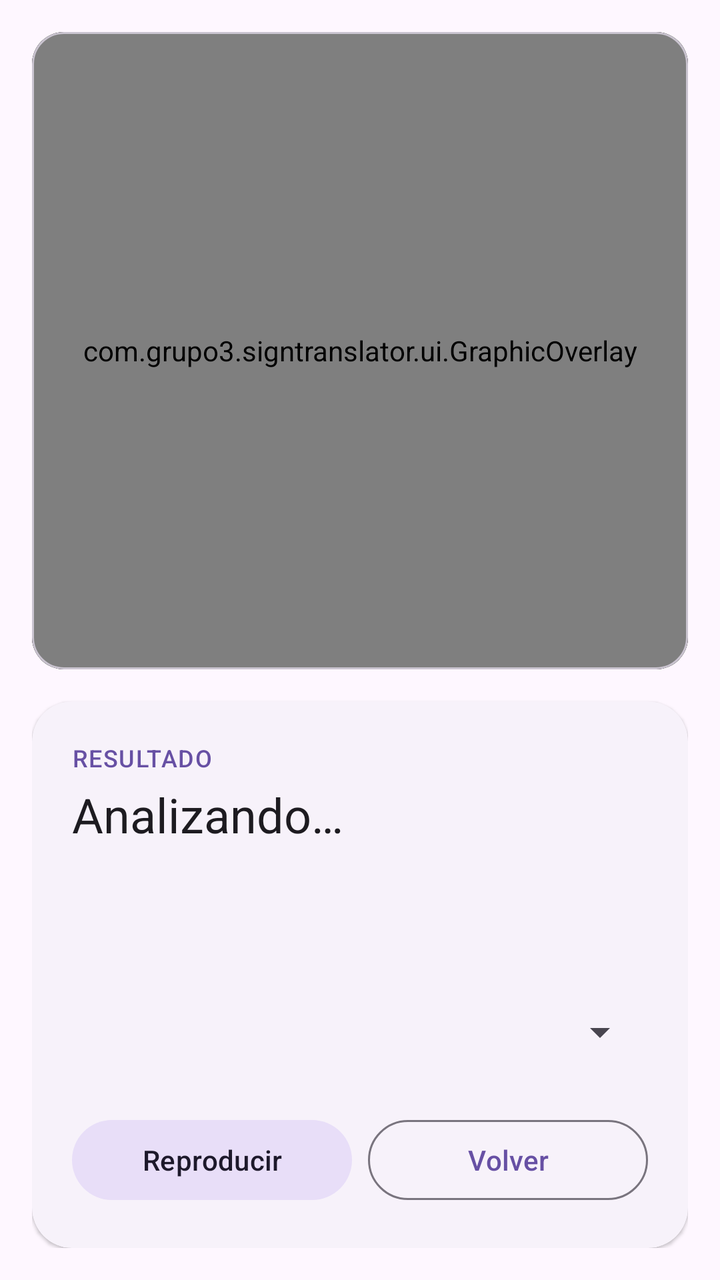
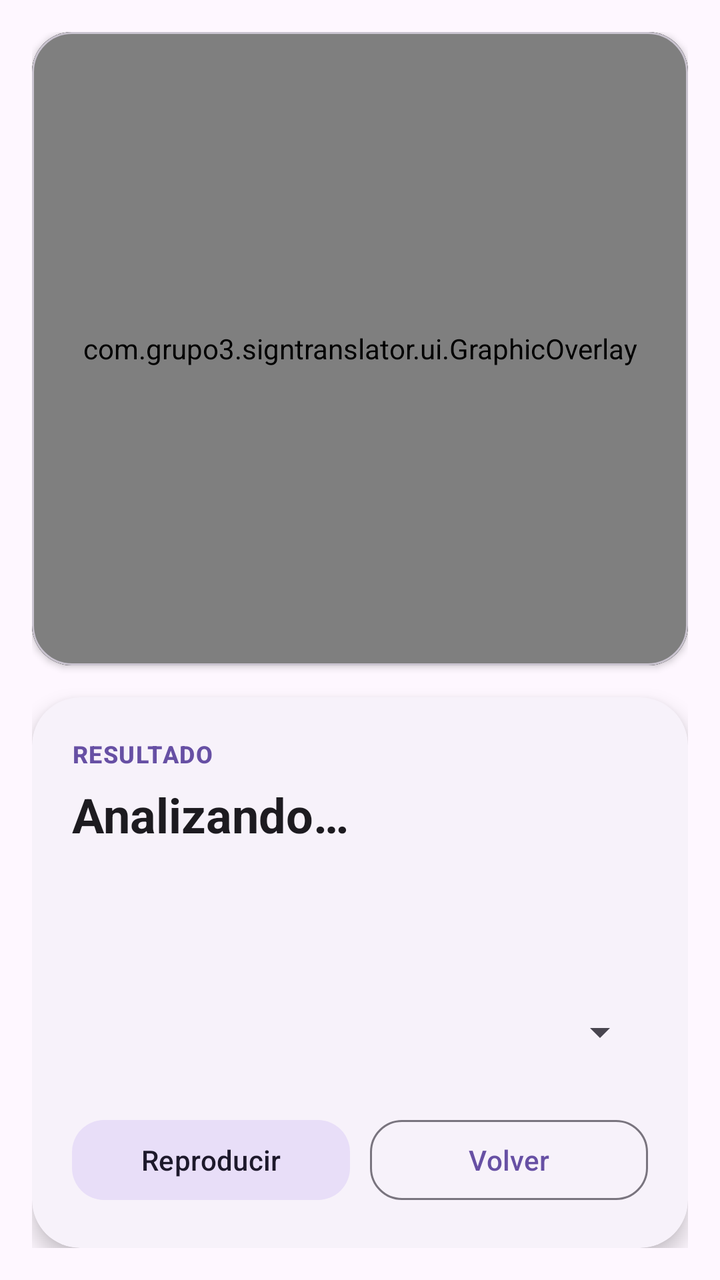

Screens rendered from an Android XML layout before and after an edit, with the pre-edit source and the edit as a unified diff.
<!-- AndroidManifest.xml: application theme Theme.SignTranslator -->
<!-- res/layout/activity_static_analysis.xml -->
<?xml version="1.0" encoding="utf-8"?>
<LinearLayout xmlns:android="http://schemas.android.com/apk/res/android"
    xmlns:app="http://schemas.android.com/apk/res-auto"
    android:layout_width="match_parent"
    android:layout_height="match_parent"
    android:orientation="vertical"
    android:padding="16dp">

    
    <com.google.android.material.card.MaterialCardView
        style="@style/Widget.Material3.CardView.Outlined"
        android:layout_width="match_parent"
        android:layout_height="0dp"
        android:layout_weight="1"
        app:cardCornerRadius="16dp">

        <FrameLayout
            android:layout_width="match_parent"
            android:layout_height="match_parent"
            android:background="@color/black">

            <ImageView
                android:id="@+id/ivPhoto"
                android:layout_width="match_parent"
                android:layout_height="match_parent"
                android:contentDescription="@string/static_title"
                android:scaleType="fitCenter" />

            <com.grupo3.signtranslator.ui.GraphicOverlay
                android:id="@+id/graphicOverlay"
                android:layout_width="match_parent"
                android:layout_height="match_parent" />

            <ProgressBar
                android:id="@+id/progress"
                android:layout_width="wrap_content"
                android:layout_height="wrap_content"
                android:layout_gravity="center"
                android:visibility="gone" />
        </FrameLayout>
    </com.google.android.material.card.MaterialCardView>

    
    <com.google.android.material.card.MaterialCardView
        style="@style/Widget.Material3.CardView.Elevated"
        android:layout_width="match_parent"
        android:layout_height="wrap_content"
        android:layout_marginTop="16dp"
        app:cardCornerRadius="20dp">

        <LinearLayout
            android:layout_width="match_parent"
            android:layout_height="wrap_content"
            android:orientation="vertical"
            android:padding="20dp">

            <TextView
                android:layout_width="wrap_content"
                android:layout_height="wrap_content"
                android:text="@string/static_label"
                android:textAppearance="?attr/textAppearanceLabelMedium"
                android:textColor="?attr/colorPrimary" />

            <TextView
                android:id="@+id/tvExercise"
                android:layout_width="match_parent"
                android:layout_height="wrap_content"
                android:layout_marginTop="4dp"
                android:text="@string/static_analyzing"
                android:textAppearance="?attr/textAppearanceHeadlineSmall" />

            <TextView
                android:id="@+id/tvDetail"
                android:layout_width="match_parent"
                android:layout_height="wrap_content"
                android:layout_marginTop="8dp"
                android:textAppearance="?attr/textAppearanceBodyMedium" />

            <TextView
                android:id="@+id/tvFeedback"
                android:layout_width="match_parent"
                android:layout_height="wrap_content"
                android:layout_marginTop="8dp"
                android:textAppearance="?attr/textAppearanceBodyLarge" />

            <Spinner
                android:id="@+id/spinnerExercise"
                android:layout_width="match_parent"
                android:layout_height="wrap_content"
                android:layout_marginTop="12dp"
                android:minHeight="48dp" />

            <LinearLayout
                android:layout_width="match_parent"
                android:layout_height="wrap_content"
                android:layout_marginTop="16dp"
                android:orientation="horizontal">

                <com.google.android.material.button.MaterialButton
                    android:id="@+id/btnSpeak"
                    style="@style/Widget.Material3.Button.TonalButton"
                    android:layout_width="0dp"
                    android:layout_height="wrap_content"
                    android:layout_weight="1"
                    android:text="@string/btn_speak" />

                <com.google.android.material.button.MaterialButton
                    android:id="@+id/btnClose"
                    style="@style/Widget.Material3.Button.OutlinedButton"
                    android:layout_width="0dp"
                    android:layout_height="wrap_content"
                    android:layout_marginStart="8dp"
                    android:layout_weight="1"
                    android:text="@string/btn_close" />
            </LinearLayout>
        </LinearLayout>
    </com.google.android.material.card.MaterialCardView>

</LinearLayout>
<!-- resources referenced by this layout -->
<resources>
  <color name="black">#FF000000</color>
  <string name="btn_close">Volver</string>
  <string name="btn_speak">Reproducir</string>
  <string name="static_analyzing">Analizando…</string>
  <string name="static_label">RESULTADO</string>
  <string name="static_title">Análisis de postura</string>
  <style name="Theme.SignTranslator" parent="Theme.Material3.DayNight">
          <item name="colorPrimary">@color/purple_primary</item>
          <item name="colorOnPrimary">@color/purple_on_primary</item>
          <item name="colorPrimaryContainer">@color/purple_container</item>
          <item name="colorOnPrimaryContainer">@color/purple_on_container</item>
          <item name="colorSecondary">@color/purple_secondary</item>
      </style>
  <color name="purple_primary">#6750A4</color>
  <color name="purple_on_primary">#FFFFFFFF</color>
  <color name="purple_container">#EADDFF</color>
  <color name="purple_on_container">#21005D</color>
  <color name="purple_secondary">#625B71</color>
</resources>

<!-- the commit's change to res/layout/activity_static_analysis.xml (unified diff, before → after) -->
@@ -12,7 +12,8 @@
         android:layout_width="match_parent"
         android:layout_height="0dp"
         android:layout_weight="1"
-        app:cardCornerRadius="16dp">
+        app:cardCornerRadius="20dp"
+        app:cardElevation="2dp">
 
         <FrameLayout
             android:layout_width="match_parent"
@@ -46,7 +47,8 @@
         android:layout_width="match_parent"
         android:layout_height="wrap_content"
         android:layout_marginTop="16dp"
-        app:cardCornerRadius="20dp">
+        app:cardCornerRadius="24dp"
+        app:cardElevation="6dp">
 
         <LinearLayout
             android:layout_width="match_parent"
@@ -59,15 +61,17 @@
                 android:layout_height="wrap_content"
                 android:text="@string/static_label"
                 android:textAppearance="?attr/textAppearanceLabelMedium"
-                android:textColor="?attr/colorPrimary" />
+                android:textColor="?attr/colorPrimary"
+                android:textStyle="bold" />
 
             <TextView
                 android:id="@+id/tvExercise"
                 android:layout_width="match_parent"
                 android:layout_height="wrap_content"
-                android:layout_marginTop="4dp"
+                android:layout_marginTop="6dp"
                 android:text="@string/static_analyzing"
-                android:textAppearance="?attr/textAppearanceHeadlineSmall" />
+                android:textAppearance="?attr/textAppearanceHeadlineSmall"
+                android:textStyle="bold" />
 
             <TextView
                 android:id="@+id/tvDetail"
@@ -81,7 +85,8 @@
                 android:layout_width="match_parent"
                 android:layout_height="wrap_content"
                 android:layout_marginTop="8dp"
-                android:textAppearance="?attr/textAppearanceBodyLarge" />
+                android:textAppearance="?attr/textAppearanceBodyLarge"
+                android:textStyle="medium" />
 
             <Spinner
                 android:id="@+id/spinnerExercise"
@@ -100,18 +105,20 @@
                     android:id="@+id/btnSpeak"
                     style="@style/Widget.Material3.Button.TonalButton"
                     android:layout_width="0dp"
-                    android:layout_height="wrap_content"
+                    android:layout_height="48dp"
                     android:layout_weight="1"
-                    android:text="@string/btn_speak" />
+                    android:text="@string/btn_speak"
+                    app:cornerRadius="16dp" />
 
                 <com.google.android.material.button.MaterialButton
                     android:id="@+id/btnClose"
                     style="@style/Widget.Material3.Button.OutlinedButton"
                     android:layout_width="0dp"
-                    android:layout_height="wrap_content"
-                    android:layout_marginStart="8dp"
+                    android:layout_height="48dp"
+                    android:layout_marginStart="10dp"
                     android:layout_weight="1"
-                    android:text="@string/btn_close" />
+                    android:text="@string/btn_close"
+                    app:cornerRadius="16dp" />
             </LinearLayout>
         </LinearLayout>
     </com.google.android.material.card.MaterialCardView>
